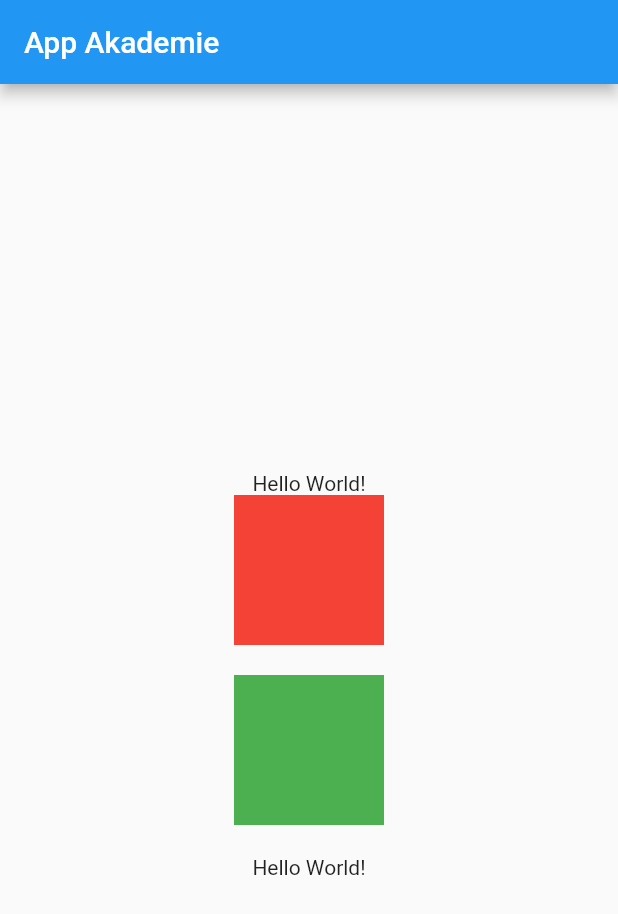
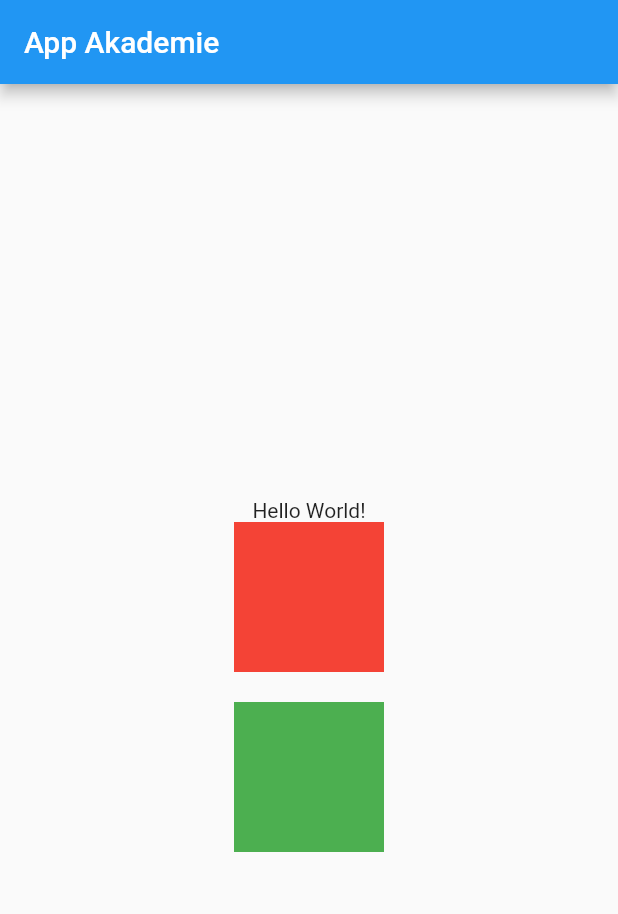
Before and after one commit to RaxoTheOne/batch_app_example1, a Flutter app: the screen it shows after launch, on a phone screen of 412 x 824 dp. Shown: the top 914 px of the screen. Run offline on Flutter 3.47's test engine with Material 2 defaults, Android fonts, the phone set to English and light mode, and no system bars.

Commit message:
Something changed

```diff
--- a/lib/main.dart
+++ b/lib/main.dart
@@ -56,10 +56,6 @@ class MyHomePage extends StatelessWidget {
                 shape: BoxShape.rectangle,
               ),
             ),
-            const SizedBox(height: 20),
-            const Text(
-              'Hello World!',
-            ),
           ],
         ),
       ),
```
